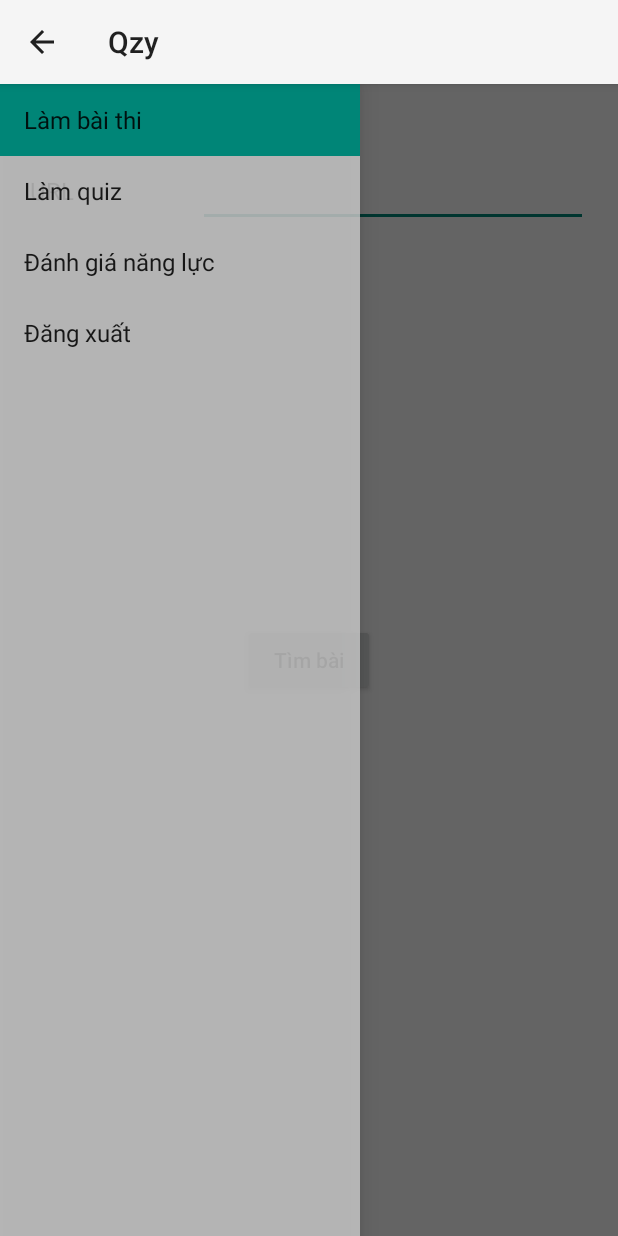
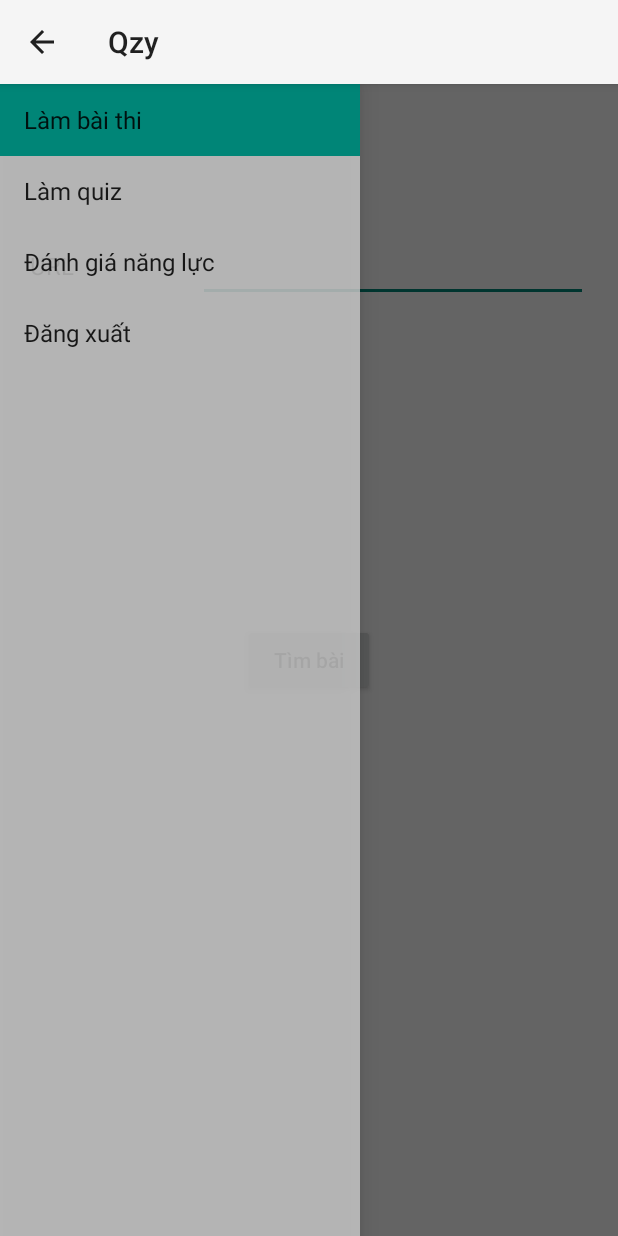
Before and after one commit to uethackathon06/uethackathon2015_team6, an Android app: the screen it shows after launch (MainActivity), on a phone screen of 412 x 824 dp. Run offline under Robolectric (Android 15) with nearby library versions, the phone set to English and light mode, and no system bars; 2 statements that could not run were skipped.

Commit message:
add score

```diff
--- a/mobile/Qzy/app/src/main/res/layout/get_test_layout.xml
+++ b/mobile/Qzy/app/src/main/res/layout/get_test_layout.xml
@@ -10,7 +10,7 @@
         android:text="URL"
         android:id="@+id/textView"
         android:layout_gravity="left|top"
-        android:layout_marginTop="60dp"
+        android:layout_marginTop="110dp"
         android:textSize="16dp"
         android:layout_marginLeft="20dp"
         android:textColor="#000000" />
@@ -20,7 +20,7 @@
         android:layout_height="wrap_content"
         android:id="@+id/test_url"
         android:layout_gravity="right|top"
-        android:layout_marginTop="50dp"
+        android:layout_marginTop="100dp"
         android:layout_marginRight="20dp" />
 
     <Button
```
Also changed, not shown: mobile/Qzy/app/src/main/java/barry/qzy/MainActivity.java (+11 -0 lines), mobile/Qzy/app/src/main/res/layout/test_layout.xml (+7 -0 lines).
